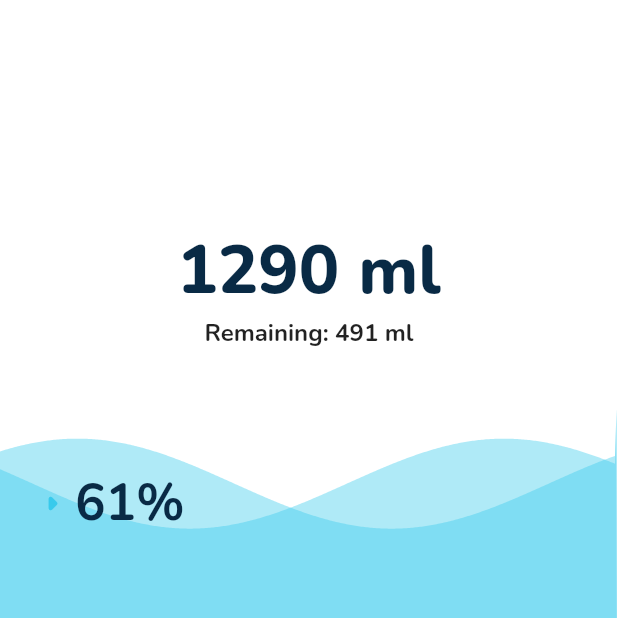
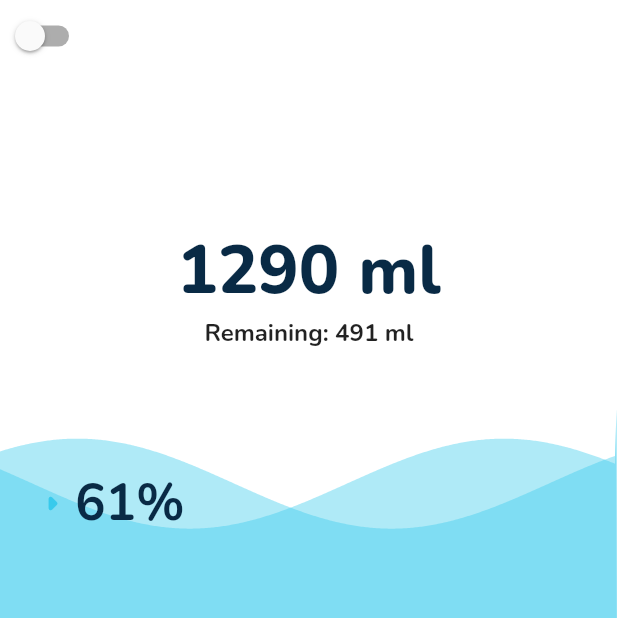
Before and after one commit to ekotyoo/drink_reminder, a Flutter app: the screen it shows after launch, after a tap on the "add" icon, on a phone screen of 412 x 824 dp, the top half of it. Run offline on Flutter 3.47's test engine with Material 2 defaults, Android fonts, the phone set to English and light mode, and no system bars; our stand-ins replace flutter_svg, google_fonts.

Commit message:
Add dark/light theme toggle button

```diff
--- a/lib/common/theme.dart
+++ b/lib/common/theme.dart
@@ -2,7 +2,7 @@ import 'package:drink_reminder/common/colors.dart';
 import 'package:flutter/material.dart';
 import 'package:google_fonts/google_fonts.dart';
 
-class MyTheme {
+class MyTheme with ChangeNotifier {
   static ThemeData light() {
     return ThemeData(
       brightness: Brightness.light,
@@ -31,4 +31,12 @@ class MyTheme {
       textTheme: GoogleFonts.nunitoTextTheme(ThemeData.dark().textTheme),
     );
   }
+
+  bool _isDarkTheme = false;
+  bool get isDarkTheme => _isDarkTheme;
+
+  void setTheme(bool value) {
+    _isDarkTheme = value;
+    notifyListeners();
+  }
 }
--- a/lib/features/hydration_reminder/presentation/pages/drink_page.dart
+++ b/lib/features/hydration_reminder/presentation/pages/drink_page.dart
@@ -1,5 +1,6 @@
 import 'dart:math';
 
+import 'package:drink_reminder/common/theme.dart';
 import 'package:drink_reminder/features/hydration_reminder/presentation/provider/drink_model.dart';
 import 'package:drink_reminder/features/hydration_reminder/presentation/widgets/wave.dart';
 import 'package:flutter/material.dart';
@@ -45,6 +46,14 @@ class _DrinkPageState extends State<DrinkPage>
       body: SafeArea(
         child: Stack(
           children: [
+            Consumer<MyTheme>(
+              builder: (context, provider, child) => Switch(
+                value: provider.isDarkTheme ? true : false,
+                onChanged: (value) {
+                  provider.setTheme(value);
+                },
+              ),
+            ),
             Align(
               alignment: Alignment.bottomCenter,
               child: FadeTransition(
--- a/lib/features/hydration_reminder/presentation/pages/landing_page.dart
+++ b/lib/features/hydration_reminder/presentation/pages/landing_page.dart
@@ -42,9 +42,7 @@ class _LandingPageState extends State<LandingPage>
   @override
   Widget build(BuildContext context) {
     return Scaffold(
-      body: ChangeNotifierProvider<DrinkModel>(
-        create: (context) => DrinkModel(),
-        child: Stack(
+      body: Stack(
         children: [
           PageView(
             onPageChanged: (value) {
@@ -92,8 +90,7 @@ class _LandingPageState extends State<LandingPage>
                             children: [
                               SvgPicture.asset(
                                 'assets/icons/humidity.svg',
-                                  color:
-                                      Theme.of(context).colorScheme.secondary,
+                                color: Theme.of(context).colorScheme.secondary,
                                 height: 100,
                               ),
                               const SizedBox(height: 16),
@@ -113,8 +110,7 @@ class _LandingPageState extends State<LandingPage>
                               GestureDetector(
                                 onTap: () {
                                   _animationController.reverse().then(
-                                        (value) =>
-                                            provider.toggleIsCompleted());
+                                      (value) => provider.toggleIsCompleted());
                                 },
                                 child: Container(
                                   height: 60,
@@ -122,9 +118,8 @@ class _LandingPageState extends State<LandingPage>
                                   padding: const EdgeInsets.all(8),
                                   decoration: BoxDecoration(
                                     borderRadius: BorderRadius.circular(30),
-                                      color: Theme.of(context)
-                                          .colorScheme
-                                          .secondary,
+                                    color:
+                                        Theme.of(context).colorScheme.secondary,
                                   ),
                                   child: Center(
                                     child: Icon(
@@ -149,7 +144,6 @@ class _LandingPageState extends State<LandingPage>
           ),
         ],
       ),
-      ),
     );
   }
 }
--- a/lib/main.dart
+++ b/lib/main.dart
@@ -1,6 +1,9 @@
 import 'package:drink_reminder/common/theme.dart';
 import 'package:drink_reminder/features/hydration_reminder/presentation/pages/landing_page.dart';
 import 'package:flutter/material.dart';
+import 'package:provider/provider.dart';
+
+import 'features/hydration_reminder/presentation/provider/drink_model.dart';
 
 void main() {
   runApp(const MyApp());
@@ -11,12 +14,23 @@ class MyApp extends StatelessWidget {
 
   @override
   Widget build(BuildContext context) {
+    return MultiProvider(
+        providers: [
+          ChangeNotifierProvider(create: (context) => DrinkModel()),
+          ChangeNotifierProvider(create: (context) => MyTheme())
+        ],
+        builder: (context, child) => Consumer<MyTheme>(
+              builder: (context, value, child) {
                 return MaterialApp(
                   title: 'Flutter Demo',
                   debugShowCheckedModeBanner: false,
                   theme: MyTheme.light(),
                   darkTheme: MyTheme.dark(),
                   home: const LandingPage(),
+                  themeMode:
+                      value.isDarkTheme ? ThemeMode.dark : ThemeMode.light,
                 );
+              },
+            ));
   }
 }
```
Lines whose indentation alone changed are shown as unchanged.
